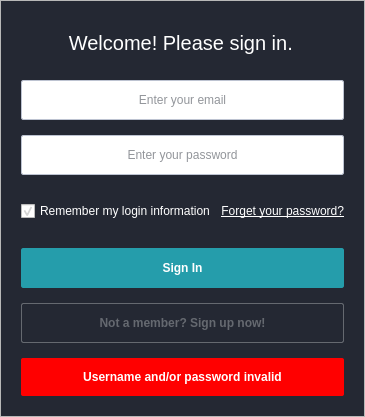
Before: the Qt Designer form LoginDialog/logindialog.ui in jakepetty/nexus-desktop-client, drawn with Qt 5.
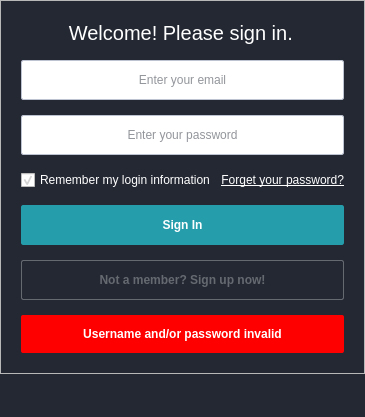
After: the same form once the commit is applied. Icons and pictures are not drawn.

Commit message: Updated Login Dialog Fixed spacing issue between password and login form elements

Diff of the .ui file:
```diff
--- a/LoginDialog/logindialog.ui
+++ b/LoginDialog/logindialog.ui
@@ -94,7 +94,7 @@
    <property name="spacing">
     <number>0</number>
    </property>
-   <item row="0" column="0">
+   <item row="0" column="0" alignment="Qt::AlignTop">
     <widget class="QFrame" name="frame">
      <property name="frameShape">
       <enum>QFrame::StyledPanel</enum>
```
The commit also changes 1 other file.
